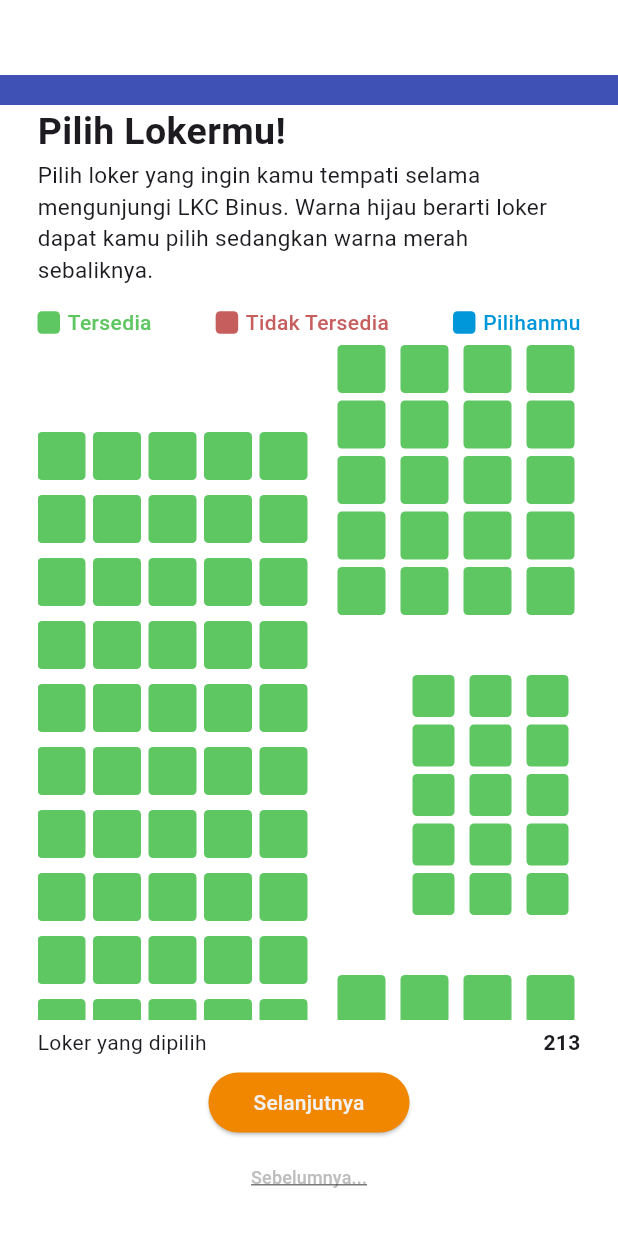
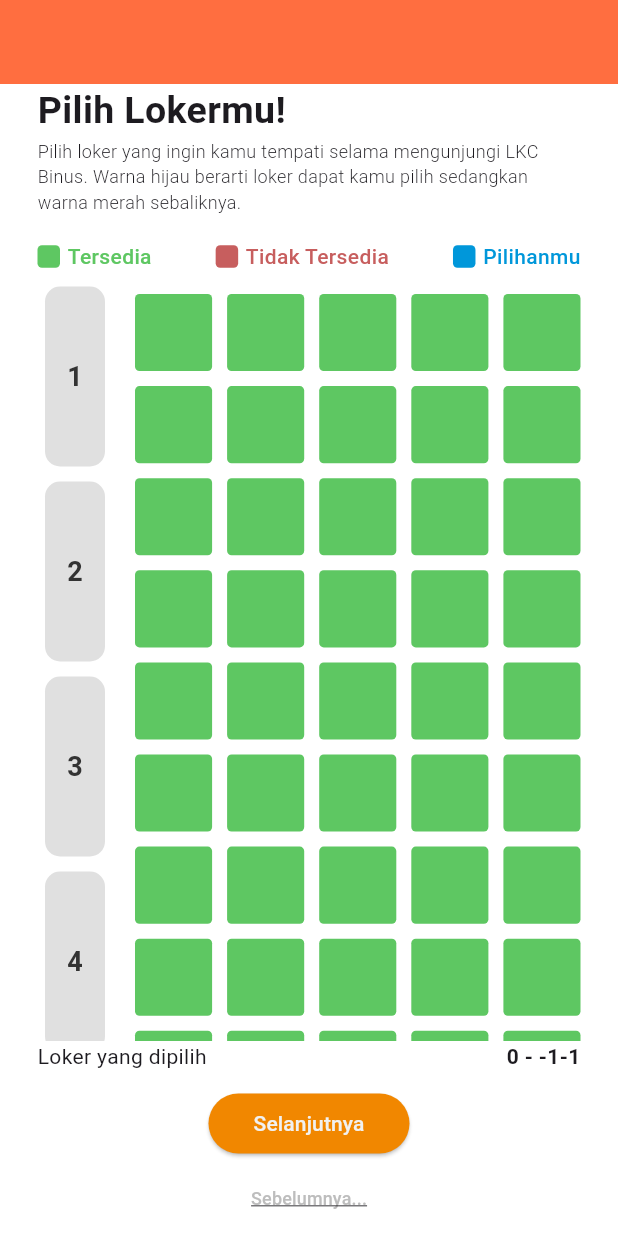
Before and after one commit to gnlehc/Libeery-App, a Flutter app: the screen it shows after launch, on a phone screen of 412 x 824 dp. Run offline on Flutter 3.47's test engine with Material 3 defaults, Android fonts, the light colour scheme and no system bars.

Commit message:
feat: booking page tab 3 finished

```diff
--- a/libeery/lib/booking/BookingPage3.dart
+++ b/libeery/lib/booking/BookingPage3.dart
@@ -2,24 +2,51 @@ import 'package:flutter/material.dart';
 import 'package:flutter/widgets.dart';
 
 void main(){
-  BookingPage3();
+  runApp(BookingPage3());
 }
 
-class BookingPage3 extends StatelessWidget {
+class Loker{
+  bool dipilih;
+  Color color;
+
+  Loker
+  (
+    {
+      required this.dipilih, required this.color
+    }
+  );
+}
+
+class BookingPage3 extends StatefulWidget {
+  @override
+  BookingPage3State createState() => BookingPage3State();
+}
+
+class BookingPage3State extends State<BookingPage3> {
+  List<List<Loker>> lokerUser = List.generate(
+    5,
+    (index) => List.generate(
+      5 * 12,
+      (index) => Loker(dipilih: false, color: Color(0xff5EC762)),
+    ),
+  );
+
+  bool lokerDipilih = false;
+  bool levelDipilih = false;
+  int selectedColumn = -1;
+  int selectedRow = -1;
+  int selectedLevel = -1;
+
   @override
   Widget build(BuildContext context) {
     return Scaffold(
+      appBar: AppBar(
+        backgroundColor: Colors.deepOrangeAccent,
+      ),
       body: Column(
         children: [
-          SizedBox(height: 50),
           Container(
-            height: 20,
-            color: Colors.indigo,
-            padding: EdgeInsets.symmetric(horizontal: 25),
-          ),
-
-          Container(
-            height: 130,
+            height: 100,
             padding: EdgeInsets.symmetric(horizontal: 25),
             child: Column(
               crossAxisAlignment: CrossAxisAlignment.start,
@@ -34,7 +61,8 @@ class BookingPage3 extends StatelessWidget {
                 Text(
                   "Pilih loker yang ingin kamu tempati selama mengunjungi LKC Binus. Warna hijau berarti loker dapat kamu pilih sedangkan warna merah sebaliknya.",
                   style: TextStyle(
-                    fontSize: 15,
+                    fontSize: 12,
+                    fontWeight: FontWeight.w300,
                   ),
                 ),
               ],
@@ -63,107 +91,101 @@ class BookingPage3 extends StatelessWidget {
             ),
           ),
 
-          Container(
-            height: 450,
-            padding: EdgeInsets.symmetric(horizontal: 25),
-            child: SingleChildScrollView(
-              scrollDirection: Axis.vertical,
+          // untuk pemilihan level 1-5
+          Expanded(
+            child: Padding(
+              padding: const EdgeInsets.symmetric(horizontal: 25),
               child: Row(
                 children: [
                   Container(
-                    width: 180,
-                    child: GridView.count(
-                      padding: EdgeInsets.only(top: 10),
-                      mainAxisSpacing: 10,
-                      crossAxisSpacing: 5,
-                      crossAxisCount: 5,
-                      shrinkWrap: true,
-                      physics: NeverScrollableScrollPhysics(),
+                    width: 50,
+                    child: SingleChildScrollView(
+                      scrollDirection: Axis.vertical,
+                      child: Column(
                         children: List.generate(
-                        12 * 5,
-                        (index) => Container(
-                          width: 20,
-                          height: 20,
+                          5,
+                          (index) => GestureDetector(
+                            onTap: (){
+                              setState((){
+                                selectedLevel = index;
+                                levelDipilih = false;
+                              });
+                            },
+                            child: Container(
+                              height: 120,
+                              margin: EdgeInsets.all(5),
                               decoration: BoxDecoration(
-                            color: Color(0xff5EC762),
-                            borderRadius: BorderRadius.circular(3),
+                                color: selectedLevel == index ? Color(0xffF18700) : Color.fromARGB(255, 224, 224, 224),
+                                borderRadius: BorderRadius.circular(10),
+                              ),
+                              child: Center(
+                                child: Text(
+                                  "${index+1}",
+                                  style: TextStyle(
+                                    fontSize: 18,
+                                    fontWeight: FontWeight.bold,
+                                    color: selectedLevel == index ? Color(0xffF1F1F1) : Color(0xff333333),
                                   ),
                                 ),
                               ),
                             ),
                           ),
+                        ),
+                      ),
+                    )
+                  ),
+
+                  // untuk memilih 60 kotak dari masing-masing level
                   Expanded(
                     child: SingleChildScrollView(
-                      scrollDirection: Axis.horizontal,
-                      child: Column(
-                        children: [
-                          Container(
-                            height: 180, // Fixed height for the SingleChildScrollView
-                            padding: EdgeInsets.only(left: 20),
+                      scrollDirection: Axis.vertical,
                       child: GridView.count(
+                        padding: EdgeInsets.only(top: 10, left: 15),
                         mainAxisSpacing: 10,
-                              crossAxisSpacing: 5,
+                        crossAxisSpacing: 10,
                         crossAxisCount: 5,
                         shrinkWrap: true,
-                              scrollDirection: Axis.horizontal,
+                        physics: NeverScrollableScrollPhysics(),
                         children: List.generate(
-                                15 * 5,
-                                (index) => Container(
+                          60,
+                          (index) {
+                            int row = index ~/ 12;
+                            int column = index % 12;
+                            return GestureDetector(
+                              onTap: () {
+                                setState(() {
+                                  for (int i = 0; i < lokerUser.length; i++) {
+                                    for (int j = 0; j < lokerUser[i].length; j++) {
+                                      lokerUser[i][j].color = Color(0xff5EC762);
+                                    }
+                                  }
+
+                                  if (lokerUser[row][column].color == Color(0xff5EC762)) {
+                                    lokerUser[row][column].color = Color(0xff0097DA);
+                                  } else {
+                                    lokerUser[row][column].color = Color(0xff5EC762);
+                                  }
+
+                                  selectedColumn = column+1;
+                                  selectedRow = row;
+                                  if(selectedColumn >= 10){
+                                    selectedColumn -= 10;
+                                    selectedRow += 1;
+                                  }
+                                });
+                              },
+
+                              child: Container(
                                 width: 20,
                                 height: 20,
                                 decoration: BoxDecoration(
-                                    color: Color(0xff5EC762),
+                                  color: lokerUser[row][column].color,
                                   borderRadius: BorderRadius.circular(3),
                                 ),
                               ),
+                            );
+                          },
                         ),
-                            ),
-                          ),
-                          Container(
-                            height: 200, // Fixed height for the SingleChildScrollView
-                            padding: EdgeInsets.only(top: 40, left: 60),
-                            child: GridView.count(
-                              mainAxisSpacing: 10,
-                              crossAxisSpacing: 5,
-                              crossAxisCount: 5,
-                              shrinkWrap: true,
-                              scrollDirection: Axis.horizontal,
-                              children: List.generate(
-                                15 * 5,
-                                (index) => Container(
-                                  width: 20,
-                                  height: 20,
-                                  decoration: BoxDecoration(
-                                    color: Color(0xff5EC762),
-                                    borderRadius: BorderRadius.circular(3),
-                                  ),
-                                ),
-                              ),
-                            ),
-                          ),
-                          Container(
-                            height: 220, // Fixed height for the SingleChildScrollView
-                            padding: EdgeInsets.only(top: 40, left: 20),
-                            child: GridView.count(
-                              mainAxisSpacing: 10,
-                              crossAxisSpacing: 5,
-                              crossAxisCount: 5,
-                              shrinkWrap: true,
-                              scrollDirection: Axis.horizontal,
-                              children: List.generate(
-                                15 * 5,
-                                (index) => Container(
-                                  width: 20,
-                                  height: 20,
-                                  decoration: BoxDecoration(
-                                    color: Color(0xff5EC762),
-                                    borderRadius: BorderRadius.circular(3),
-                                  ),
-                                ),
-                              ),
-                            ),
-                          ),
-                        ],
                       ),
                     ),
                   ),
@@ -175,18 +197,22 @@ class BookingPage3 extends StatelessWidget {
           Container(
             height: 30,
             padding: EdgeInsets.symmetric(horizontal: 25),
-            child: Row(
+            child: Column(
+              children: [
+                Row(
                   mainAxisAlignment: MainAxisAlignment.spaceBetween,
                   children:[
                     Text("Loker yang dipilih"),
                     Text(
-                  "213",
+                      "${(selectedLevel+1).toString()} - ${selectedRow.toString() + selectedColumn.toString()}",
                       style: TextStyle(
                         fontWeight: FontWeight.w700
                       ),
-                )
+                    ),
                   ]
-            )
+                ),
+              ]
+            ),
           ),
 
           Container(
```
Lines whose indentation alone changed are shown as unchanged.
